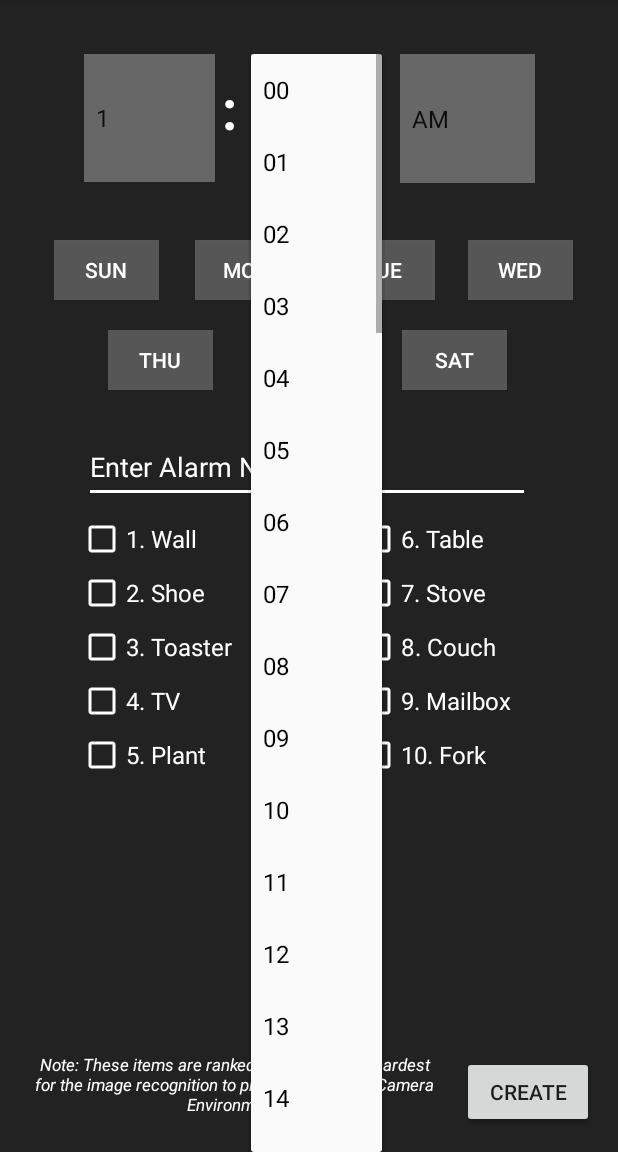
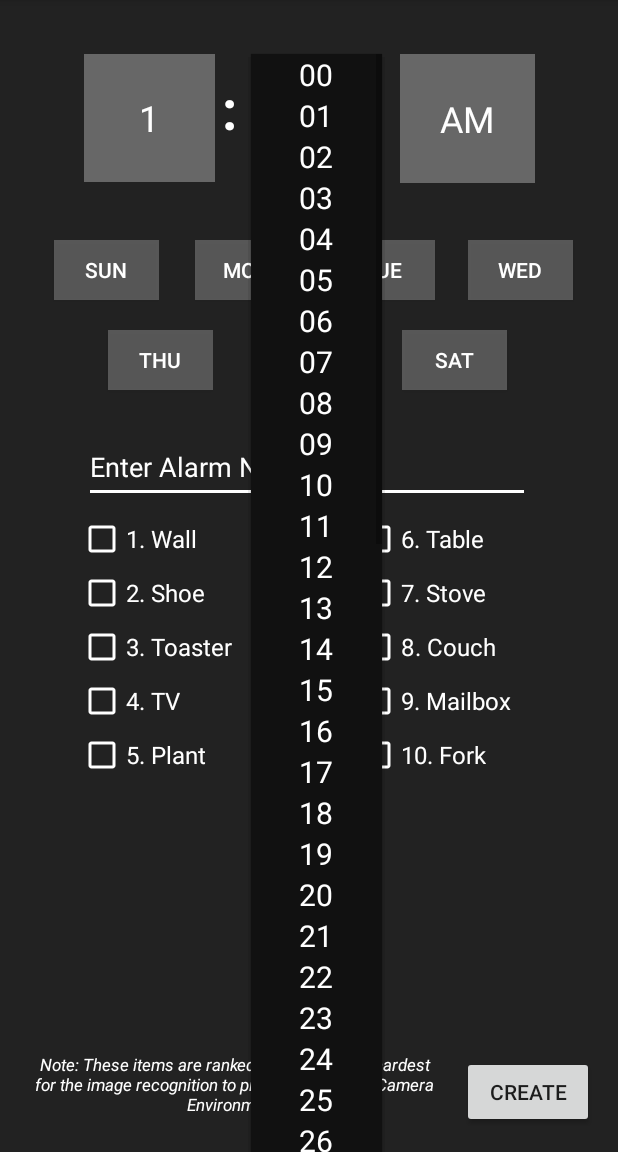
Before and after one commit to dan-rds/SnapAlarm, an Android app: the AlarmPage screen opened directly, with no data from a screen before it, after a tap on "00", on a phone screen of 412 x 824 dp, the part 84-1236 px from its top. Run offline under Robolectric (Android 15) with nearby library versions, the light colour scheme and no system bars.

Commit message:
Made custom spinners for alarm creation page

```diff
--- a/app/src/main/java/com/example/snapalarm/AlarmPage.java
+++ b/app/src/main/java/com/example/snapalarm/AlarmPage.java
@@ -26,13 +26,6 @@
 
 public class AlarmPage extends AppCompatActivity {
 
-    String[] hours={"1","2","3","4","5","6","7","8","9","10","11","12"};
-    String[] mins={"00","01","02","03","04","05","06","07","08","09","10","11","12","13","14","15",
-            "16","17","18","19","20","21","22","23","24","25","26","27","28","29","30","31",
-            "32","33","34","35","36","37","38","39","40","41","42","43","44","45","46","47",
-            "48","49","50","51","52","53","54","55","56","57","58","59"};
-    String[] ampm={"AM","PM"};
-
     public int hour;
     public int min;
     public String minute;
@@ -48,22 +41,22 @@
 
         //Hour Spinner
         final Spinner h = findViewById(R.id.hourSpin);
-        ArrayAdapter<String> hAdapter = new ArrayAdapter(this, android.R.layout.simple_spinner_item, hours);
-        hAdapter.setDropDownViewResource(android.R.layout.simple_spinner_dropdown_item);
+        ArrayAdapter hAdapter = ArrayAdapter.createFromResource(this, R.array.hours, R.layout.spinner);
+        hAdapter.setDropDownViewResource(R.layout.spinner_dropdown_layout);
         h.setAdapter(hAdapter);
         Hhour = h.getSelectedItem().toString();
 
         //Minute Spinner
         final Spinner m = findViewById(R.id.minSpin);
-        ArrayAdapter<String> mAdapter = new ArrayAdapter(this, android.R.layout.simple_spinner_item, mins);
-        mAdapter.setDropDownViewResource(android.R.layout.simple_spinner_dropdown_item);
+        ArrayAdapter mAdapter = ArrayAdapter.createFromResource(this, R.array.mins, R.layout.spinner);
+        mAdapter.setDropDownViewResource(R.layout.spinner_dropdown_layout);
         m.setAdapter(mAdapter);
         minute = m.getSelectedItem().toString();
 
         //AM/PM Spinner
         final Spinner ap = findViewById(R.id.ampmSpin);
-        ArrayAdapter<String> ampmAdapter = new ArrayAdapter(this, android.R.layout.simple_spinner_item, ampm);
-        ampmAdapter.setDropDownViewResource(android.R.layout.simple_spinner_dropdown_item);
+        ArrayAdapter ampmAdapter = ArrayAdapter.createFromResource(this, R.array.ampm, R.layout.spinner);
+        ampmAdapter.setDropDownViewResource(R.layout.spinner_dropdown_layout);
         ap.setAdapter(ampmAdapter);
 
         // Create Alarm
--- a/app/src/main/res/layout/activity_alarm_page.xml
+++ b/app/src/main/res/layout/activity_alarm_page.xml
@@ -81,6 +81,7 @@
         android:layout_marginTop="36dp"
         android:background="@color/light_grey"
         android:backgroundTint="@color/white"
+        android:entries="@array/hours"
         app:layout_constraintStart_toStartOf="parent"
         app:layout_constraintTop_toTopOf="parent" />
 
@@ -92,6 +93,7 @@
         android:layout_marginTop="36dp"
         android:background="@color/light_grey"
         android:backgroundTint="@color/white"
+        android:entries="@array/mins"
         app:layout_constraintStart_toEndOf="@+id/hourSpin"
         app:layout_constraintTop_toTopOf="parent" />
 
@@ -101,9 +103,9 @@
         android:layout_height="86dp"
         android:layout_marginStart="12dp"
         android:layout_marginTop="36dp"
-
+        android:background="@color/light_grey"
         android:backgroundTint="@color/white"
-        android:background="@color/light_grey"
+        android:entries="@array/ampm"
         app:layout_constraintStart_toEndOf="@+id/minSpin"
         app:layout_constraintTop_toTopOf="parent" />
 
--- /dev/null
+++ b/app/src/main/res/layout/spinner.xml
@@ -0,0 +1,12 @@
+<?xml version="1.0" encoding="utf-8"?>
+<TextView xmlns:android="http://schemas.android.com/apk/res/android"
+
+    android:layout_width="match_parent"
+    android:layout_height="match_parent"
+    android:textColor="@color/white"
+    android:backgroundTint="@color/orange"
+    android:textSize="24sp"
+    android:gravity="center">
+
+
+</TextView>
--- /dev/null
+++ b/app/src/main/res/layout/spinner_dropdown_layout.xml
@@ -0,0 +1,10 @@
+<?xml version="1.0" encoding="utf-8"?>
+<TextView xmlns:android="http://schemas.android.com/apk/res/android"
+    android:layout_width="match_parent"
+    android:layout_height="wrap_content"
+    android:background="@color/blackish"
+    android:textColor="@color/white"
+    android:textSize="20sp"
+    android:gravity="center">
+
+</TextView>
--- a/app/src/main/res/values/strings.xml
+++ b/app/src/main/res/values/strings.xml
@@ -1,4 +1,89 @@
 <resources>
+
+    <string-array name="hours">
+        <item>1</item>
+        <item>2</item>
+        <item>3</item>
+        <item>4</item>
+        <item>5</item>
+        <item>6</item>
+        <item>7</item>
+        <item>8</item>
+        <item>9</item>
+        <item>10</item>
+        <item>11</item>
+        <item>12</item>
+    </string-array>
+
+    <string-array name="mins">
+        <item>00</item>
+        <item>01</item>
+        <item>02</item>
+        <item>03</item>
+        <item>04</item>
+        <item>05</item>
+        <item>06</item>
+        <item>07</item>
+        <item>08</item>
+        <item>09</item>
+        <item>10</item>
+        <item>11</item>
+        <item>12</item>
+        <item>13</item>
+        <item>14</item>
+        <item>15</item>
+        <item>16</item>
+        <item>17</item>
+        <item>18</item>
+        <item>19</item>
+        <item>20</item>
+        <item>21</item>
+        <item>22</item>
+        <item>23</item>
+        <item>24</item>
+        <item>25</item>
+        <item>26</item>
+        <item>27</item>
+        <item>28</item>
+        <item>29</item>
+        <item>30</item>
+        <item>31</item>
+        <item>32</item>
+        <item>33</item>
+        <item>34</item>
+        <item>35</item>
+        <item>36</item>
+        <item>37</item>
+        <item>38</item>
+        <item>39</item>
+        <item>40</item>
+        <item>41</item>
+        <item>42</item>
+        <item>43</item>
+        <item>44</item>
+        <item>45</item>
+        <item>46</item>
+        <item>47</item>
+        <item>48</item>
+        <item>49</item>
+        <item>50</item>
+        <item>51</item>
+        <item>52</item>
+        <item>53</item>
+        <item>54</item>
+        <item>55</item>
+        <item>56</item>
+        <item>57</item>
+        <item>58</item>
+        <item>59</item>
+    </string-array>
+
+    <string-array name="ampm">
+        <item>AM</item>
+        <item>PM</item>
+    </string-array>
+
+
     <string name="app_name">SnapAlarm</string>
     <string name="action_settings">Settings</string>
 
```
